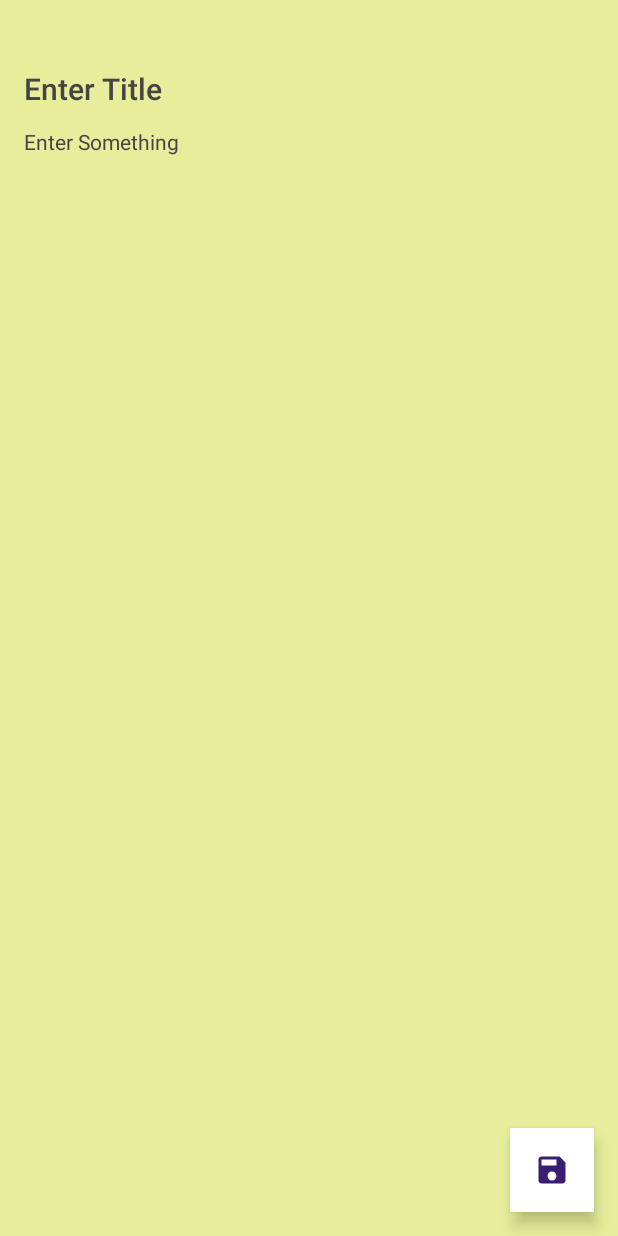
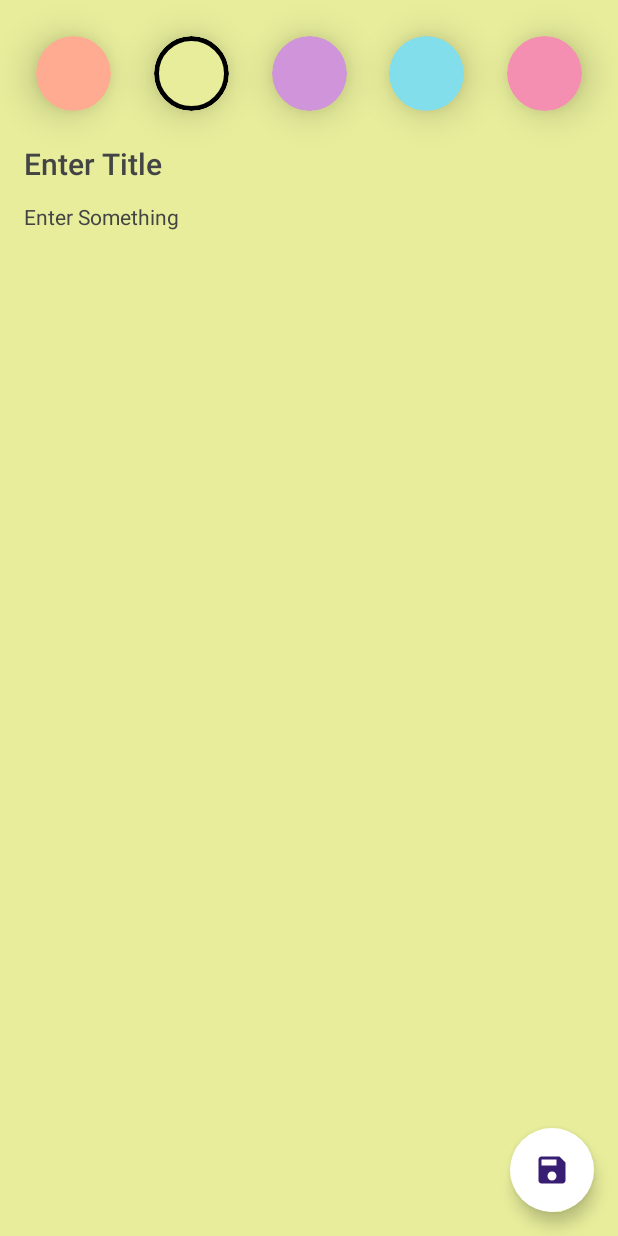
Before and after one commit to Ehsanfb/TakeNoteApp-CleanArchitecture, an Android app built with Jetpack Compose: the screen it shows after launch (MainActivity), after a tap on "Add note", on a phone screen of 412 x 824 dp. Run offline under Robolectric (Android 15) with nearby library versions, the phone set to English and light mode, and no system bars; our stand-ins replace Dagger/Hilt's generated code, Room's generated code.

Commit message:
color selection and snackbaer in editScreen

```diff
--- a/app/src/main/java/com/example/takenoteapp_cleanarchitecture/feature_take_note/presentation/edit_notes/EditNoteScreen.kt
+++ b/app/src/main/java/com/example/takenoteapp_cleanarchitecture/feature_take_note/presentation/edit_notes/EditNoteScreen.kt
@@ -68,17 +68,16 @@ fun EditNoteScreen(
 
     LaunchedEffect(key1 = true) {
         viewModel.eventFlow.collectLatest { event ->
-            when(event) {
-                /*is EditNoteViewModel.UiEvent.ShowSnackbar -> {
-                    snackbarHostState.snackbarHostState.showSnackbar(
+            when (event) {
+                is EditNoteViewModel.UiEvent.ShowSnackbar -> {
+                    snackbarHostState.showSnackbar(
                         message = event.message
                     )
-                }*/
+                }
+
                 is EditNoteViewModel.UiEvent.SaveNote -> {
                     navController.navigateUp()
                 }
-
-                else -> {}
             }
         }
     }
@@ -89,7 +88,8 @@ fun EditNoteScreen(
                 onClick = {
                     viewModel.onEvent(EditNoteEvent.SaveNote)
                 },
-                containerColor = MaterialTheme.colorScheme.primary
+                containerColor = MaterialTheme.colorScheme.primary,
+                shape = CircleShape
             ) {
                 Icon(imageVector = Icons.Default.Save, contentDescription = "Save note")
             }
@@ -108,7 +108,7 @@ fun EditNoteScreen(
                     .padding(8.dp),
                 horizontalArrangement = Arrangement.SpaceBetween
             ) {
-                /*Note.noteColors.forEach { color ->
+                Note.noteColors.forEach { color ->
                     val colorInt = color.toArgb()
                     Box(
                         modifier = Modifier
@@ -135,7 +135,7 @@ fun EditNoteScreen(
                                 viewModel.onEvent(EditNoteEvent.ChangeColor(colorInt))
                             }
                     )
-                }*/
+                }
             }
             Spacer(modifier = Modifier.height(16.dp))
             TransparentHintTextField(
--- a/app/src/main/java/com/example/takenoteapp_cleanarchitecture/feature_take_note/presentation/edit_notes/EditNoteViewModel.kt
+++ b/app/src/main/java/com/example/takenoteapp_cleanarchitecture/feature_take_note/presentation/edit_notes/EditNoteViewModel.kt
@@ -100,7 +100,7 @@ class EditNoteViewModel @Inject constructor(
             }
 
             is EditNoteEvent.ChangeColor -> {
-
+                _noteColor.value = event.color
             }
 
         }
--- a/app/src/main/java/com/example/takenoteapp_cleanarchitecture/feature_take_note/presentation/take_notes/TakeNotesScreen.kt
+++ b/app/src/main/java/com/example/takenoteapp_cleanarchitecture/feature_take_note/presentation/take_notes/TakeNotesScreen.kt
@@ -10,10 +10,12 @@ import androidx.compose.foundation.layout.height
 import androidx.compose.foundation.layout.padding
 import androidx.compose.foundation.lazy.LazyColumn
 import androidx.compose.foundation.lazy.items
+import androidx.compose.foundation.shape.CircleShape
 import androidx.compose.material.icons.Icons
 import androidx.compose.material.icons.filled.Add
 import androidx.compose.material3.FloatingActionButton
 import androidx.compose.material3.Icon
+import androidx.compose.material3.MaterialTheme
 import androidx.compose.material3.Scaffold
 import androidx.compose.runtime.Composable
 import androidx.compose.runtime.collectAsState
@@ -41,7 +43,8 @@ fun TakeNotesScreen(
                 onClick = {
                     navController.navigate(NavigationItem.EditNoteScreen.route)
                 },
-                //backgroundColor = MaterialTheme.colorScheme.primary
+                containerColor = MaterialTheme.colorScheme.primary,
+                shape = CircleShape
             ) {
                 Icon(imageVector = Icons.Default.Add, contentDescription = "Add note")
             }
```
